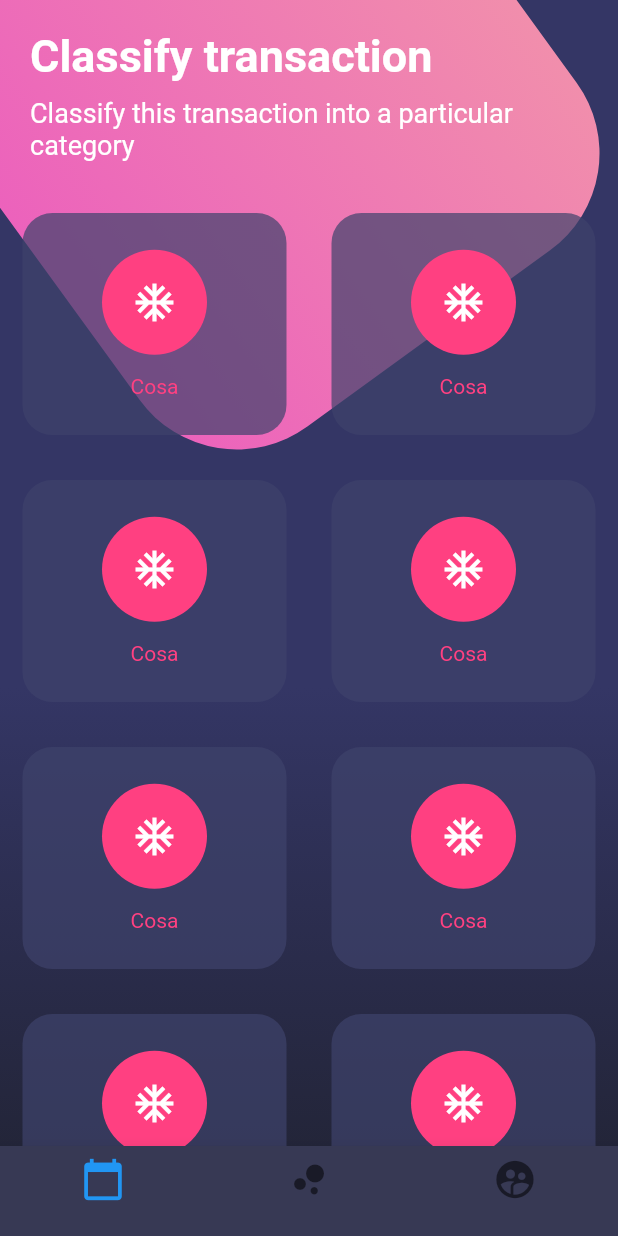
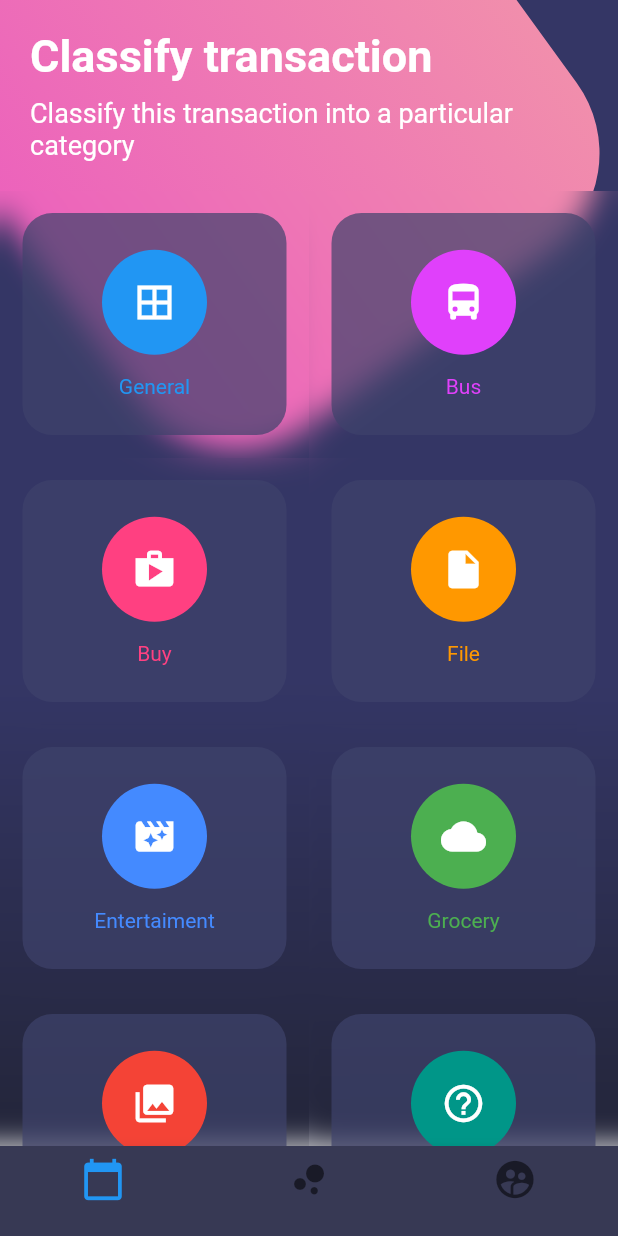
Before and after one commit to marlasantos24/disenosEnFlutter, a Flutter app: the screen it shows after launch, on a phone screen of 412 x 824 dp. Run offline on Flutter 3.47's test engine with Material 2 defaults, Android fonts, the phone set to English and light mode, and no system bars.

Commit message:
botonesPage_Blur&Argumentos

```diff
--- a/lib/main.dart
+++ b/lib/main.dart
@@ -11,9 +11,10 @@ class MyApp extends StatelessWidget {
   @override
   Widget build(BuildContext context) {
 
-    SystemChrome.setSystemUIOverlayStyle(SystemUiOverlayStyle.light.copyWith(
-      statusBarColor: Colors.white
-    ));
+
+    SystemChrome.setSystemUIOverlayStyle( SystemUiOverlayStyle.light.copyWith(
+      statusBarColor: Colors.transparent
+  ));
 
     return MaterialApp(
       debugShowCheckedModeBanner: false,
--- a/lib/src/pages/botones_page.dart
+++ b/lib/src/pages/botones_page.dart
@@ -1,4 +1,5 @@
 import 'dart:math';
+import 'dart:ui';
 
 import 'package:flutter/material.dart';
 
@@ -119,34 +120,37 @@ class BotonesPage extends StatelessWidget {
       children: [
         TableRow(
           children: [
-           _crearBotonRedondeado(),
-             _crearBotonRedondeado()
+           _crearBotonRedondeado(Colors.blue, Icons.border_all, 'General'),
+             _crearBotonRedondeado(Colors.purpleAccent, Icons.directions_bus, 'Bus')
           ]
         ),
         TableRow(
           children: [
-           _crearBotonRedondeado(),
-             _crearBotonRedondeado()
+          _crearBotonRedondeado(Colors.pinkAccent, Icons.shop, 'Buy'),
+          _crearBotonRedondeado(Colors.orange, Icons.insert_drive_file,'File'),
           ]
         ),
         TableRow(
           children: [
-           _crearBotonRedondeado(),
-             _crearBotonRedondeado()
+            _crearBotonRedondeado(Colors.blueAccent, Icons.movie_filter, 'Entertaiment'),
+            _crearBotonRedondeado(Colors.green, Icons.cloud, 'Grocery'),
           ]
         ),
         TableRow(
           children: [
-           _crearBotonRedondeado(),
-             _crearBotonRedondeado()
+           _crearBotonRedondeado(Colors.red, Icons.collections, 'Photos'),
+          _crearBotonRedondeado(Colors.teal, Icons.help_outline, 'Help'),
           ]
         )
       ],
     );
   }
 
-  _crearBotonRedondeado() {
-    return Container(
+  Widget _crearBotonRedondeado( Color color, IconData icono, String texto ) {
+    return ClipRect(
+      child: BackdropFilter(
+        filter: ImageFilter.blur( sigmaX: 10.0, sigmaY: 10.0 ),
+        child: Container(
           height: 148.0,
           margin: EdgeInsets.all(15.0),
           decoration: BoxDecoration(
@@ -156,15 +160,18 @@ class BotonesPage extends StatelessWidget {
           child: Column(
             mainAxisAlignment: MainAxisAlignment.spaceAround,
             children: <Widget>[
-          SizedBox(height: 5.0),
+              SizedBox( height: 5.0 ),
               CircleAvatar(
-            backgroundColor: Colors.pinkAccent,
+                backgroundColor: color,
                 radius: 35.0,
-            child: Icon(Icons.ac_unit, color: Colors.white, size: 30.0),
+                child: Icon( icono, color: Colors.white, size: 30.0 ),
               ),
-          Text('Cosa', style: TextStyle(color: Colors.pinkAccent)),
-          SizedBox(height: 5.0)
+              Text( texto , style: TextStyle( color: color )),
+              SizedBox( height: 5.0 )
             ],
+          ),
+
+        ),
       ),
     );
   }
```
Lines whose indentation alone changed are shown as unchanged.
